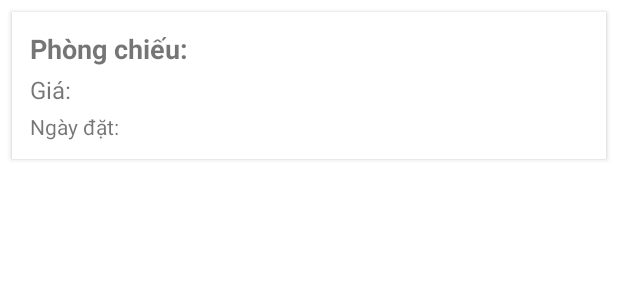
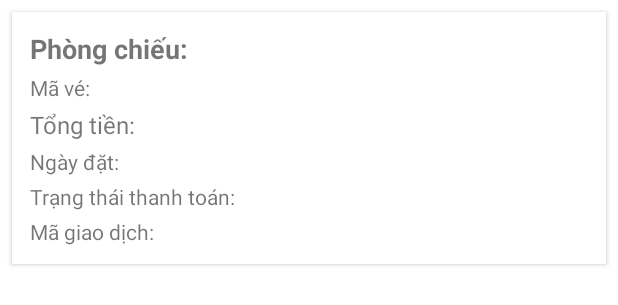
Before and after one commit to buynbuyn/UNI-CINEMA, an Android app: the layout item_phim_da_xem.xml on its own in the app's theme, with its tools: preview values and no code run, on a phone screen of 412 x 824 dp. Shown: the top 305 px of the screen. Run offline under Robolectric (Android 15) with nearby library versions, the phone set to English and light mode, and no system bars.

Commit message:
đã thêm được danh sách phim đã xem

```diff
--- a/app/src/main/res/layout/item_phim_da_xem.xml
+++ b/app/src/main/res/layout/item_phim_da_xem.xml
@@ -1,11 +1,11 @@
-<!-- res/layout/item_phim_da_xem.xml -->
+<?xml version="1.0" encoding="utf-8"?>
 <LinearLayout xmlns:android="http://schemas.android.com/apk/res/android"
     android:layout_width="match_parent"
     android:layout_height="wrap_content"
+    android:layout_margin="8dp"
     android:orientation="vertical"
     android:padding="12dp"
     android:background="@android:color/white"
-    android:layout_margin="8dp"
     android:elevation="2dp">
 
     <TextView
@@ -17,10 +17,18 @@
         android:textStyle="bold" />
 
     <TextView
+        android:id="@+id/tv_order_id"
+        android:layout_width="wrap_content"
+        android:layout_height="wrap_content"
+        android:text="Mã vé: "
+        android:textSize="14sp"
+        android:layout_marginTop="4dp" />
+
+    <TextView
         android:id="@+id/tv_price"
         android:layout_width="wrap_content"
         android:layout_height="wrap_content"
-        android:text="Giá: "
+        android:text="Tổng tiền: "
         android:textSize="16sp"
         android:layout_marginTop="4dp" />
 
@@ -31,4 +39,20 @@
         android:text="Ngày đặt: "
         android:textSize="14sp"
         android:layout_marginTop="4dp" />
+
+    <TextView
+        android:id="@+id/tv_payment_status"
+        android:layout_width="wrap_content"
+        android:layout_height="wrap_content"
+        android:text="Trạng thái thanh toán: "
+        android:textSize="14sp"
+        android:layout_marginTop="4dp" />
+
+    <TextView
+        android:id="@+id/tv_transaction_id"
+        android:layout_width="wrap_content"
+        android:layout_height="wrap_content"
+        android:text="Mã giao dịch: "
+        android:textSize="14sp"
+        android:layout_marginTop="4dp" />
 </LinearLayout>
```
Also changed, not shown: app/src/main/java/com/example/uni_cinema/ui/lichsu/LichSuFragment.java (+5 -3 lines), app/src/main/java/com/example/uni_cinema/ui/lichsu/WatchedMovie.java (+20 -1 lines), app/src/main/java/com/example/uni_cinema/ui/lichsu/WatchedMovieAdapter.java (+9 -3 lines).
